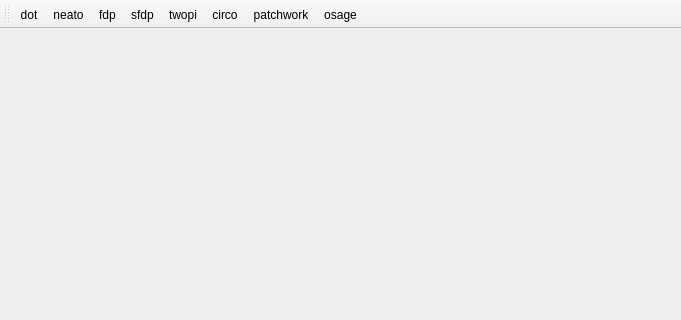
Old version of the form src/main_window.ui in the repository kvakvs/xrefgui1; both pictures show x 0 to 681 and y 0 to 320 of the 681 by 460 pixel window.
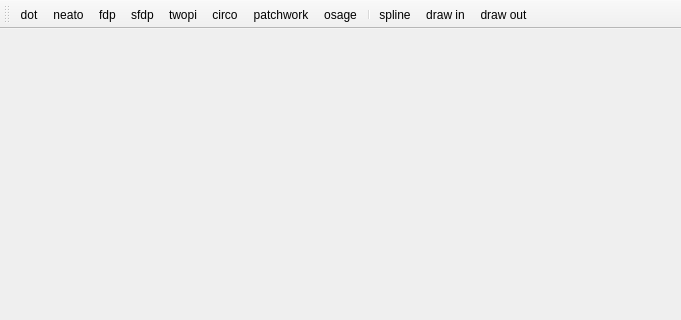
New version of the form.

Commit message: in/out/spline mode

```diff
--- a/src/main_window.ui
+++ b/src/main_window.ui
@@ -41,6 +41,10 @@
    <addaction name="actionCirco"/>
    <addaction name="actionPatchwork"/>
    <addaction name="actionOsage"/>
+   <addaction name="separator"/>
+   <addaction name="actionSpline"/>
+   <addaction name="actionDraw_in"/>
+   <addaction name="actionDraw_out"/>
   </widget>
   <widget class="QStatusBar" name="statusBar"/>
   <action name="actionDot">
@@ -107,6 +111,33 @@
     <string>Apply 'osage' clustered layout</string>
    </property>
   </action>
+  <action name="actionSpline">
+   <property name="checkable">
+    <bool>true</bool>
+   </property>
+   <property name="text">
+    <string>spline</string>
+   </property>
+   <property name="toolTip">
+    <string>Use splines</string>
+   </property>
+  </action>
+  <action name="actionDraw_in">
+   <property name="checkable">
+    <bool>true</bool>
+   </property>
+   <property name="text">
+    <string>draw in</string>
+   </property>
+  </action>
+  <action name="actionDraw_out">
+   <property name="checkable">
+    <bool>true</bool>
+   </property>
+   <property name="text">
+    <string>draw out</string>
+   </property>
+  </action>
  </widget>
  <layoutdefault spacing="6" margin="11"/>
  <resources/>
```
Left out of the diff: 2 changed lines with no effect on the pictures. The commit also changes 9 other files.
